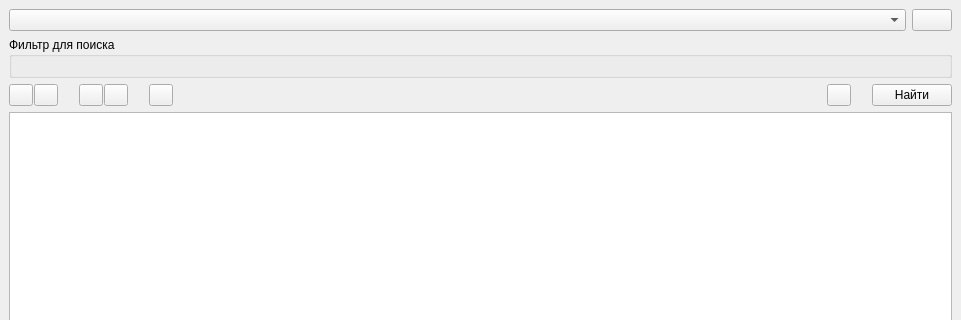
First picture: the form in data_searcher_dockwidget_base.ui, repository johnzet39/QGIS-plugin-DataSearcher, before the edit; both pictures show x 0 to 961 and y 0 to 320 of the 961 by 694 pixel window.
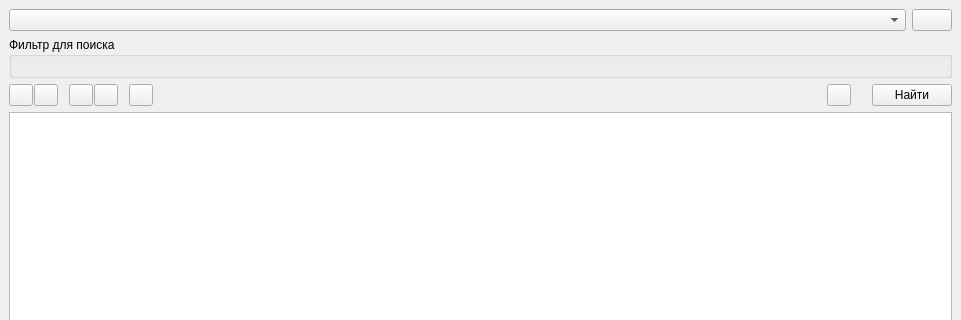
Second picture: the form after the edit. Icons and pictures are not drawn.

Commit message: Add notify with null result.

```diff
--- a/data_searcher_dockwidget_base.ui
+++ b/data_searcher_dockwidget_base.ui
@@ -124,7 +124,7 @@
         </property>
         <property name="sizeHint" stdset="0">
          <size>
-          <width>20</width>
+          <width>10</width>
           <height>20</height>
          </size>
         </property>
@@ -192,7 +192,7 @@
         </property>
         <property name="sizeHint" stdset="0">
          <size>
-          <width>20</width>
+          <width>10</width>
           <height>20</height>
          </size>
         </property>
```
Left out of the diff: 2 changed lines with no effect on the pictures. The commit also changes 1 other file.
